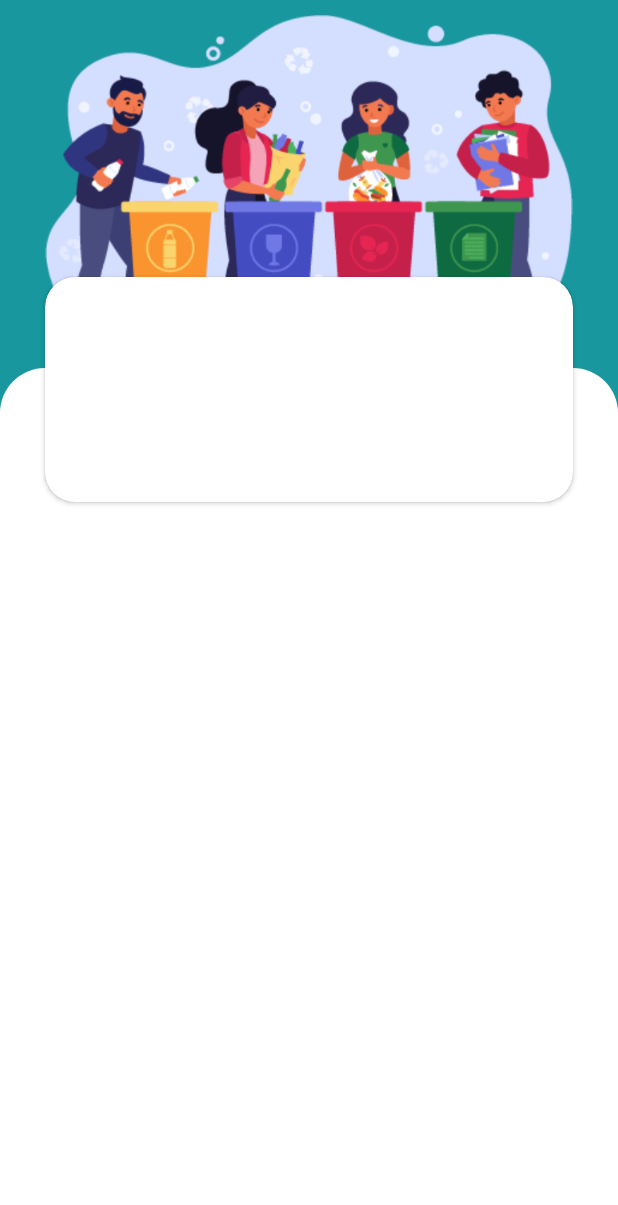
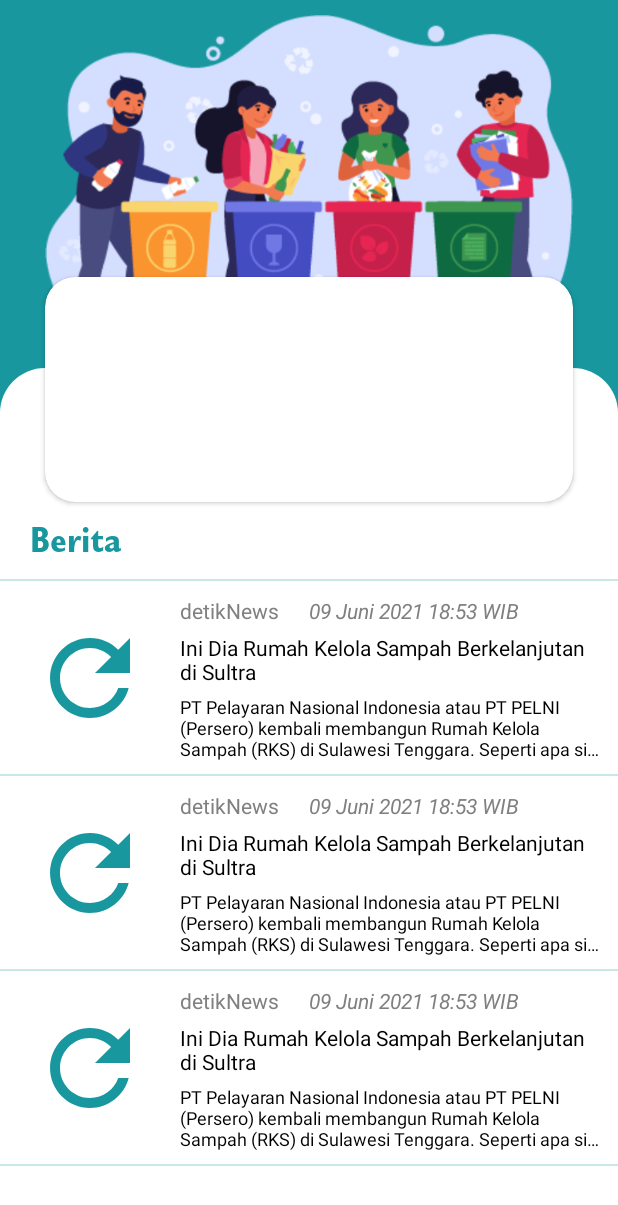
Before and after one commit to Lopniv/SIPP, an Android app: the layout fragment_home.xml on its own in the app's theme, with its tools: preview values and no code run, on a phone screen of 412 x 824 dp. Shown: the top 1205 px of the screen. Run offline under Robolectric (Android 15) with nearby library versions, the light colour scheme and no system bars.

Commit message:
Update news on home

```diff
--- /dev/null
+++ b/app/src/main/java/com/android/sipp/adapter/NewsAdapter.kt
@@ -0,0 +1,35 @@
+package com.android.sipp.adapter
+
+import android.view.LayoutInflater
+import android.view.View
+import android.view.ViewGroup
+import androidx.recyclerview.widget.RecyclerView
+import com.android.sipp.R
+import com.android.sipp.databinding.ItemNewsBinding
+import com.android.sipp.model.News
+
+class NewsAdapter(var news: ArrayList<News>)
+    : RecyclerView.Adapter<NewsAdapter.ViewHolder>() {
+
+    override fun onCreateViewHolder(parent: ViewGroup, viewType: Int)
+    : ViewHolder = ViewHolder(
+        LayoutInflater.from(parent.context).inflate(R.layout.item_news, parent, false)
+    )
+
+    override fun onBindViewHolder(holder: ViewHolder, position: Int) {
+        holder.bind(news[position])
+    }
+
+    override fun getItemCount(): Int = news.size
+
+    class ViewHolder(itemView: View) : RecyclerView.ViewHolder(itemView) {
+        val b = ItemNewsBinding.bind(itemView)
+        fun bind(news: News) {
+            b.tvSource.text = news.source
+            b.tvTime.text = news.time
+            b.tvTitle.text = news.title
+            b.tvContent.text = news.content
+            b.ivNews.setImageResource(news.image)
+        }
+    }
+}
--- /dev/null
+++ b/app/src/main/java/com/android/sipp/model/News.kt
@@ -0,0 +1,10 @@
+package com.android.sipp.model
+
+data class News(
+    var source: String = "",
+    var time: String = "",
+    var title: String = "",
+    var content: String = "",
+    var link: String = "",
+    var image: Int
+)
--- /dev/null
+++ b/app/src/main/res/drawable/ic_refresh.xml
@@ -0,0 +1,10 @@
+<vector xmlns:android="http://schemas.android.com/apk/res/android"
+    android:width="24dp"
+    android:height="24dp"
+    android:viewportWidth="24"
+    android:viewportHeight="24"
+    android:tint="?attr/colorControlNormal">
+  <path
+      android:fillColor="@android:color/white"
+      android:pathData="M17.65,6.35C16.2,4.9 14.21,4 12,4c-4.42,0 -7.99,3.58 -7.99,8s3.57,8 7.99,8c3.73,0 6.84,-2.55 7.73,-6h-2.08c-0.82,2.33 -3.04,4 -5.65,4 -3.31,0 -6,-2.69 -6,-6s2.69,-6 6,-6c1.66,0 3.14,0.69 4.22,1.78L13,11h7V4l-2.35,2.35z"/>
+</vector>
--- a/app/src/main/res/layout/activity_detail_driver_pickup.xml
+++ b/app/src/main/res/layout/activity_detail_driver_pickup.xml
@@ -95,6 +95,7 @@
             android:id="@+id/iv_location"
             android:layout_width="wrap_content"
             android:layout_height="wrap_content"
+            android:visibility="gone"
             android:src="@drawable/ic_location"
             android:layout_below="@id/iv_status_pickup"
             android:layout_margin="10dp"
@@ -104,6 +105,7 @@
             android:id="@+id/tv_address"
             android:layout_width="wrap_content"
             android:layout_height="wrap_content"
+            android:visibility="gone"
             android:textSize="20sp"
             android:text="@string/ex_address"
             android:textColor="@color/green_1000"
--- a/app/src/main/res/layout/fragment_home.xml
+++ b/app/src/main/res/layout/fragment_home.xml
@@ -254,6 +254,30 @@
                 android:background="@drawable/bg_round"
                 android:orientation="vertical">
 
+                <androidx.appcompat.widget.AppCompatTextView
+                    android:layout_width="wrap_content"
+                    android:layout_height="wrap_content"
+                    android:layout_marginTop="100dp"
+                    android:layout_marginBottom="10dp"
+                    android:layout_marginStart="20dp"
+                    android:text="Berita"
+                    android:textColor="@color/green_1000"
+                    android:textSize="24sp"
+                    android:fontFamily="@font/gill_sans_bold_cond"/>
+
+                <View
+                    android:layout_width="match_parent"
+                    android:layout_height="1dp"
+                    app:layout_constraintBottom_toBottomOf="parent"
+                    android:background="@color/green_100"/>
+
+                <androidx.recyclerview.widget.RecyclerView
+                    android:id="@+id/rv_news"
+                    android:layout_width="match_parent"
+                    android:layout_height="match_parent"
+                    android:orientation="vertical"
+                    tools:listitem="@layout/item_news"/>
+
             </LinearLayout>
 
         </RelativeLayout>
--- /dev/null
+++ b/app/src/main/res/layout/item_news.xml
@@ -0,0 +1,85 @@
+<?xml version="1.0" encoding="utf-8"?>
+<androidx.constraintlayout.widget.ConstraintLayout
+    xmlns:android="http://schemas.android.com/apk/res/android"
+    android:layout_width="match_parent"
+    android:layout_height="wrap_content"
+    xmlns:app="http://schemas.android.com/apk/res-auto">
+
+    <RelativeLayout
+        android:layout_width="match_parent"
+        android:layout_height="wrap_content"
+        app:layout_constraintTop_toTopOf="parent"
+        app:layout_constraintStart_toStartOf="parent"
+        app:layout_constraintEnd_toEndOf="parent">
+
+        <ImageView
+            android:id="@+id/iv_news"
+            android:layout_width="80dp"
+            android:layout_height="80dp"
+            android:layout_margin="20dp"
+            android:layout_centerVertical="true"
+            android:src="@drawable/ic_refresh"
+            app:tint="@color/green_1000" />
+
+        <androidx.appcompat.widget.AppCompatTextView
+            android:id="@+id/tv_source"
+            android:layout_width="wrap_content"
+            android:layout_height="wrap_content"
+            android:layout_toEndOf="@id/iv_news"
+            android:layout_marginTop="10dp"
+            android:text="detikNews"
+            android:textColor="@color/grey"
+            android:fontFamily="sans-serif"/>
+
+        <androidx.appcompat.widget.AppCompatTextView
+            android:id="@+id/tv_time"
+            android:layout_width="wrap_content"
+            android:layout_height="wrap_content"
+            android:layout_toEndOf="@id/tv_source"
+            android:layout_marginTop="10dp"
+            android:layout_marginStart="20dp"
+            android:layout_marginEnd="10dp"
+            android:text="09 Juni 2021 18:53 WIB"
+            android:textColor="@color/grey"
+            android:textStyle="italic"
+            android:fontFamily="sans-serif"/>
+
+        <androidx.appcompat.widget.AppCompatTextView
+            android:id="@+id/tv_title"
+            android:layout_width="wrap_content"
+            android:layout_height="wrap_content"
+            android:layout_toEndOf="@id/iv_news"
+            android:layout_below="@id/tv_source"
+            android:layout_marginTop="5dp"
+            android:layout_marginEnd="10dp"
+            android:text="Ini Dia Rumah Kelola Sampah Berkelanjutan di Sultra"
+            android:textColor="@color/black"
+            android:maxLines="2"
+            android:ellipsize="end"
+            android:fontFamily="sans-serif"/>
+
+        <androidx.appcompat.widget.AppCompatTextView
+            android:id="@+id/tv_content"
+            android:layout_width="match_parent"
+            android:layout_height="wrap_content"
+            android:layout_toEndOf="@id/iv_news"
+            android:layout_below="@id/tv_title"
+            android:layout_marginTop="5dp"
+            android:layout_marginBottom="10dp"
+            android:layout_marginEnd="10dp"
+            android:text="PT Pelayaran Nasional Indonesia atau PT PELNI (Persero) kembali membangun Rumah Kelola Sampah (RKS) di Sulawesi Tenggara. Seperti apa sih penampakannya?"
+            android:textColor="@color/black"
+            android:textSize="12sp"
+            android:maxLines="3"
+            android:ellipsize="end"
+            android:fontFamily="sans-serif"/>
+
+    </RelativeLayout>
+
+    <View
+        android:layout_width="match_parent"
+        android:layout_height="1dp"
+        app:layout_constraintBottom_toBottomOf="parent"
+        android:background="@color/green_100"/>
+
+</androidx.constraintlayout.widget.ConstraintLayout>
```
